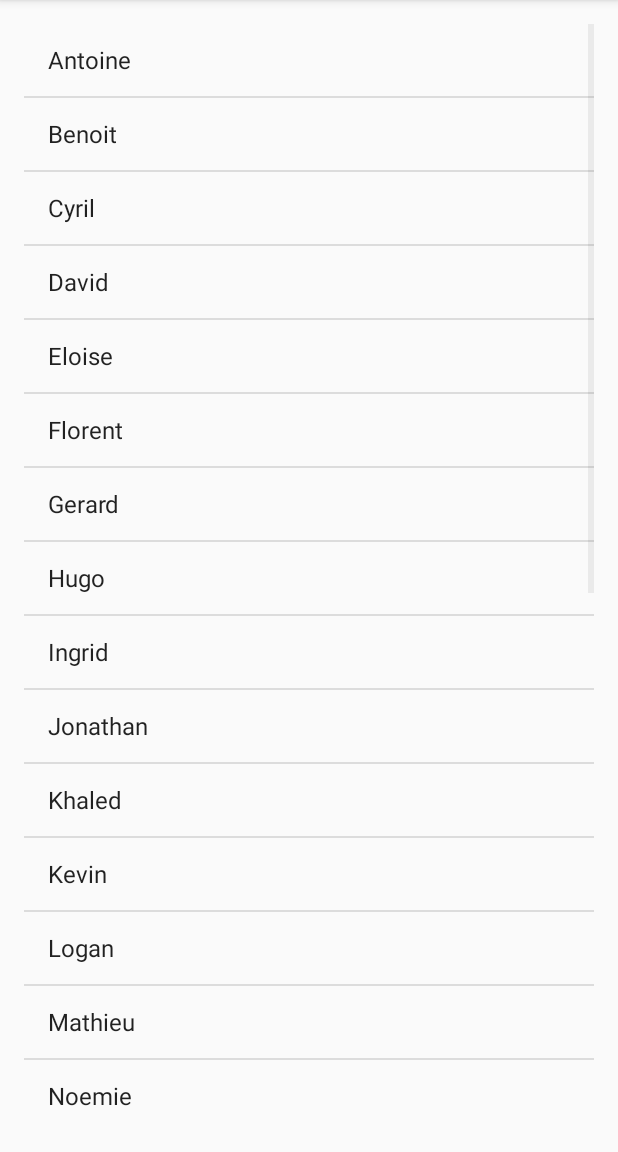
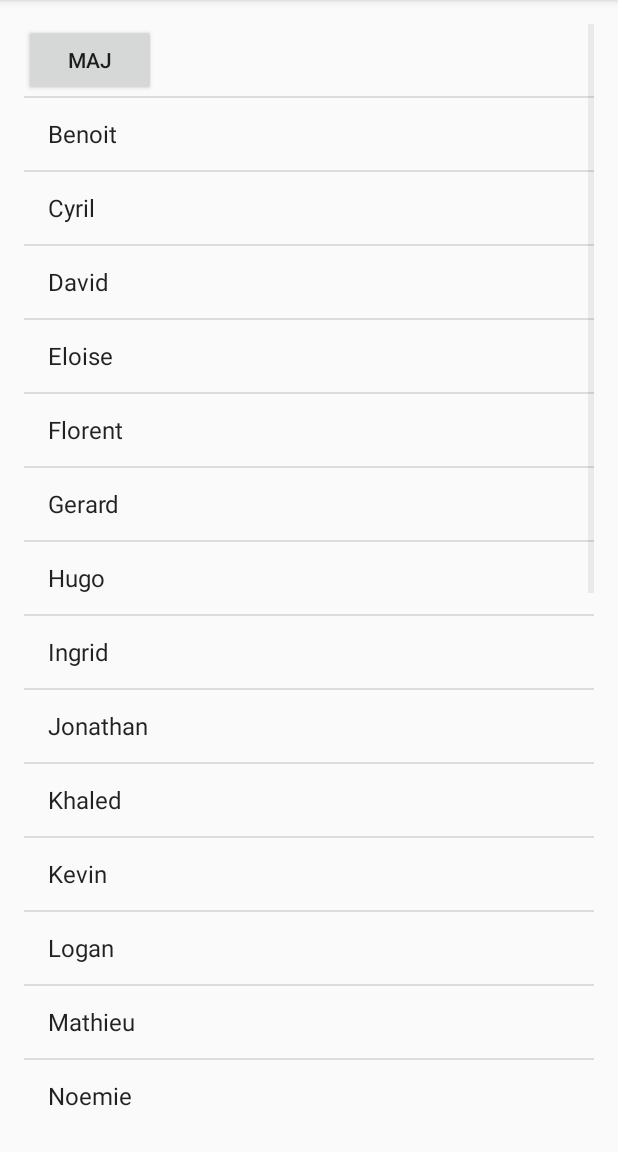
Before and after one commit to etienneritchy/INF4041_ETIENNE_LABADI, an Android app: the SecondActivity screen opened directly, with no data from a screen before it, on a phone screen of 412 x 824 dp, the part 84-1236 px from its top. Run offline under Robolectric (Android 15) with nearby library versions, the phone set to English and light mode, and no system bars.

Commit message:
dernier commit

```diff
--- a/app/src/main/java/org/esiea/labadi/etienne/myapplication/DataBaseHelper.java
+++ b/app/src/main/java/org/esiea/labadi/etienne/myapplication/DataBaseHelper.java
@@ -44,10 +44,12 @@ public class DataBaseHelper extends SQLiteOpenHelper {
             return true;
     }
 
+
     public Cursor getAllData() {
         SQLiteDatabase db = this.getWritableDatabase();
         Cursor res = db.rawQuery("select * from "+TABLE_NAME,null);
         return res;
     }
 
+
 }
--- a/app/src/main/java/org/esiea/labadi/etienne/myapplication/SecondActivity.java
+++ b/app/src/main/java/org/esiea/labadi/etienne/myapplication/SecondActivity.java
@@ -1,9 +1,12 @@
 package org.esiea.labadi.etienne.myapplication;
 
+import android.app.AlertDialog;
 import android.database.Cursor;
 import android.os.Bundle;
 import android.support.v7.app.AppCompatActivity;
+import android.view.View;
 import android.widget.ArrayAdapter;
+import android.widget.Button;
 import android.widget.ListView;
 import android.widget.Toast;
 
@@ -15,7 +18,7 @@ public class SecondActivity extends AppCompatActivity {
     DataBaseHelper myDb;
     ListView vue;
 
-
+    private static Button button5;
     public static ArrayList<String> arrayList;
     public static ArrayAdapter<String> adapter;
 
@@ -47,10 +50,15 @@ public class SecondActivity extends AppCompatActivity {
    //     SecondActivity.adapter.notifyDataSetChanged();
    // }
    public void viewAll() {
+       Button button5 = (Button) findViewById(R.id.button5);
 
+       button5.setOnClickListener(
+               new View.OnClickListener() {
+                   @Override
+                   public void onClick(View v) {
 
                        Cursor res = myDb.getAllData();
-                       if(res.getCount() == 0) {
+                       if (res.getCount() == 0) {
                            // show message
                            Toast.makeText(getApplicationContext(), "nothing", Toast.LENGTH_LONG).show();
                            return;
@@ -58,19 +66,26 @@ public class SecondActivity extends AppCompatActivity {
 
                        StringBuffer buffer = new StringBuffer();
                        while (res.moveToNext()) {
-                           //buffer.append("Id :"+ res.getString(0)+"\n");
-                           buffer.append("Name :"+ res.getString(1)+"\n");
+                           buffer.append("Id :"+ res.getString(0)+"\n");
+                           buffer.append("Name :" + res.getString(1) + "\n");
                        }
 
                        // Show all data
-                      // showMessage("Data",buffer.toString());
-      // SecondActivity.arrayList.add(buffer.name);
-      //     SecondActivity.adapter.notifyDataSetChanged();
+                       showMessage("Data",buffer.toString());
+                       // SecondActivity.arrayList.add(buffer.name);
+                       //     SecondActivity.adapter.notifyDataSetChanged();
 
 
+                   }
+               }
+       );
    }
-
-
-
+    public void showMessage(String title,String Message){
+        AlertDialog.Builder builder = new AlertDialog.Builder(this);
+        builder.setCancelable(true);
+        builder.setTitle(title);
+        builder.setMessage(Message);
+        builder.show();
+    }
 
 }
--- a/app/src/main/res/layout/activity_second.xml
+++ b/app/src/main/res/layout/activity_second.xml
@@ -15,4 +15,10 @@
         android:layout_width="wrap_content"
         android:layout_height="wrap_content" />
 
+    <Button
+        android:text="Maj"
+        android:layout_width="wrap_content"
+        android:layout_height="wrap_content"
+        android:id="@+id/button5" />
+
 </RelativeLayout>
```
